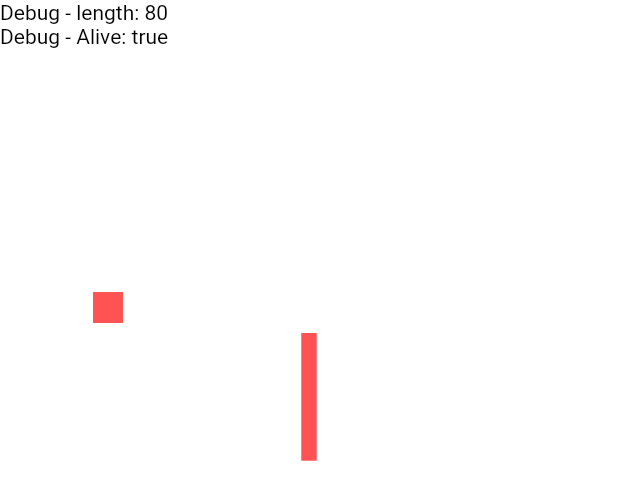
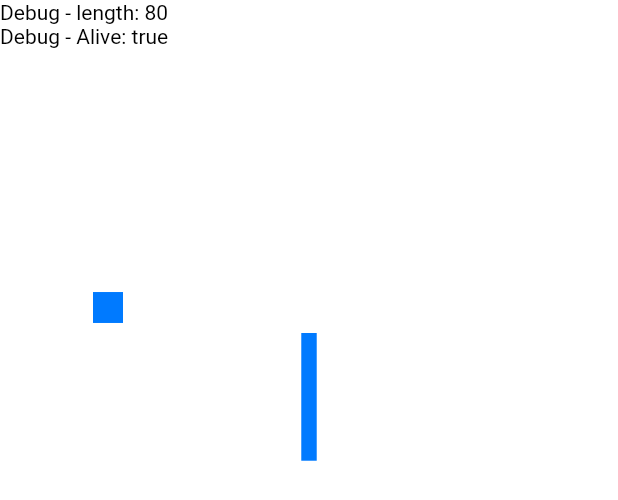
Before and after one commit to Famoose/FlutterSnake, a Flutter app: the MySnake widget shown alone on an empty page, opened directly, on a phone screen of 412 x 824 dp. Shown: the top 500 px of the screen. Run offline on Flutter 3.47's test engine with Material 2 defaults, Android fonts, the phone set to English and light mode, and no system bars; our stand-ins replace shared_preferences; accounts and stored records are empty.

```diff
--- a/lib/game/mysnake.dart
+++ b/lib/game/mysnake.dart
@@ -1,5 +1,4 @@
 import 'package:flutter/cupertino.dart';
-import 'package:flutter/material.dart';
 import 'package:provider/provider.dart';
 import '../app-state-model.dart';
 import '../router.dart';
@@ -17,6 +16,12 @@ class MySnake extends StatefulWidget {
 class _MySnakeState extends State<MySnake> {
   GameState gameState;
   GlobalKey _keyGameBoard = GlobalKey();
+
+  @override
+  void dispose(){
+    gameState.timer.cancel();
+    super.dispose();
+  }
 
   _getSizes() {
     final RenderBox renderGameBox =
@@ -62,7 +67,7 @@ class _MySnakeState extends State<MySnake> {
   Widget build(BuildContext context) {
     return GestureDetector(
         onPanUpdate: (details) {
-          double offset = 6;
+          double offset = 7;
           if (details.delta.dx > offset) {
             changeDir(Direction.right);
           } else if (details.delta.dx < -offset) {
@@ -74,7 +79,7 @@ class _MySnakeState extends State<MySnake> {
           }
         },
         child: Container(
-            color: Colors.white,
+            color: CupertinoColors.white,
             child: SafeArea(
                 child: Stack(children: <Widget>[
               CustomPaint(
@@ -113,9 +118,9 @@ class TextOverlay extends StatelessWidget {
     } else if (gameState.running && !gameState.snake.alive) {
       return CupertinoPageScaffold(
           navigationBar: CupertinoNavigationBar(
-            backgroundColor: Colors.white,
+            backgroundColor: CupertinoColors.white,
             leading: CupertinoButton(
-                child: Center(child:Icon(Icons.arrow_back_ios)),
+                child: Center(child:Icon(CupertinoIcons.back)),
                 onPressed: () => Navigator.pushNamed(context, HomeViewRoute)),
           ),
           child: Center(
--- a/lib/game/snake-painter.dart
+++ b/lib/game/snake-painter.dart
@@ -1,4 +1,5 @@
-import 'package:flutter/material.dart';
+
+import 'package:flutter/cupertino.dart';
 
 import 'direction.dart';
 import 'model/game-state.dart';
@@ -11,7 +12,7 @@ class SnakePainter extends CustomPainter {
 
   @override
   void paint(Canvas canvas, Size size) {
-    var paint = Paint()..color = Colors.redAccent;
+    var paint = Paint()..color = CupertinoColors.activeBlue;
 
     if (gameState.running) {
       List<Path> goalPaths = [];
--- a/lib/main.dart
+++ b/lib/main.dart
@@ -1,5 +1,4 @@
 import 'package:flutter/cupertino.dart';
-import 'package:flutter/material.dart';
 import 'package:provider/provider.dart';
 import 'package:psnake/game/mysnake.dart';
 import 'package:psnake/router.dart';
@@ -53,7 +52,7 @@ class HomePage extends StatelessWidget {
             label: 'Play',
           ),
           BottomNavigationBarItem(
-            icon: Icon(CupertinoIcons.antenna_radiowaves_left_right),
+            icon: Icon(CupertinoIcons.group),
             label: 'Multiplayer',
           ),
           BottomNavigationBarItem(
--- a/lib/rotating.dart
+++ b/lib/rotating.dart
@@ -1,6 +1,7 @@
 
 import 'dart:math';
 
+import 'package:flutter/cupertino.dart';
 import 'package:flutter/material.dart';
 
 class MyPainter extends StatefulWidget {
@@ -73,7 +74,7 @@ class ShapePainter extends CustomPainter {
   @override
   void paint(Canvas canvas, Size size) {
     var paint = Paint()
-      ..color = Colors.redAccent
+      ..color = CupertinoColors.systemRed
       ..strokeWidth = 5
       ..style = PaintingStyle.stroke
       ..strokeCap = StrokeCap.round;
--- a/lib/styles/styles.dart
+++ b/lib/styles/styles.dart
@@ -1,9 +1,9 @@
 import 'dart:ui';
 
-import 'package:flutter/material.dart';
+import 'package:flutter/cupertino.dart';
 
 final TextStyle normalTextStyle = TextStyle(
     fontSize: 14,
     fontStyle: FontStyle.normal,
-    color: Colors.black,
+    color: CupertinoColors.black,
     decoration: TextDecoration.none);
--- a/pubspec.yaml
+++ b/pubspec.yaml
@@ -29,7 +29,7 @@ dependencies:
   # Use with the CupertinoIcons class for iOS style icons.
   cupertino_icons: ^1.0.1
   provider: ^4.0.0
-  shared_preferences: ^0.4.3
+  shared_preferences: '>=0.5.0 <2.0.0'
 
 
 dev_dependencies:
@@ -47,7 +47,7 @@ flutter:
   # The following line ensures that the Material Icons font is
   # included with your application, so that you can use the icons in
   # the material Icons class.
-  uses-material-design: true
+  uses-material-design: false
 
   # To add assets to your application, add an assets section, like this:
   # assets:
```
Also changed, not shown: pubspec.lock.
